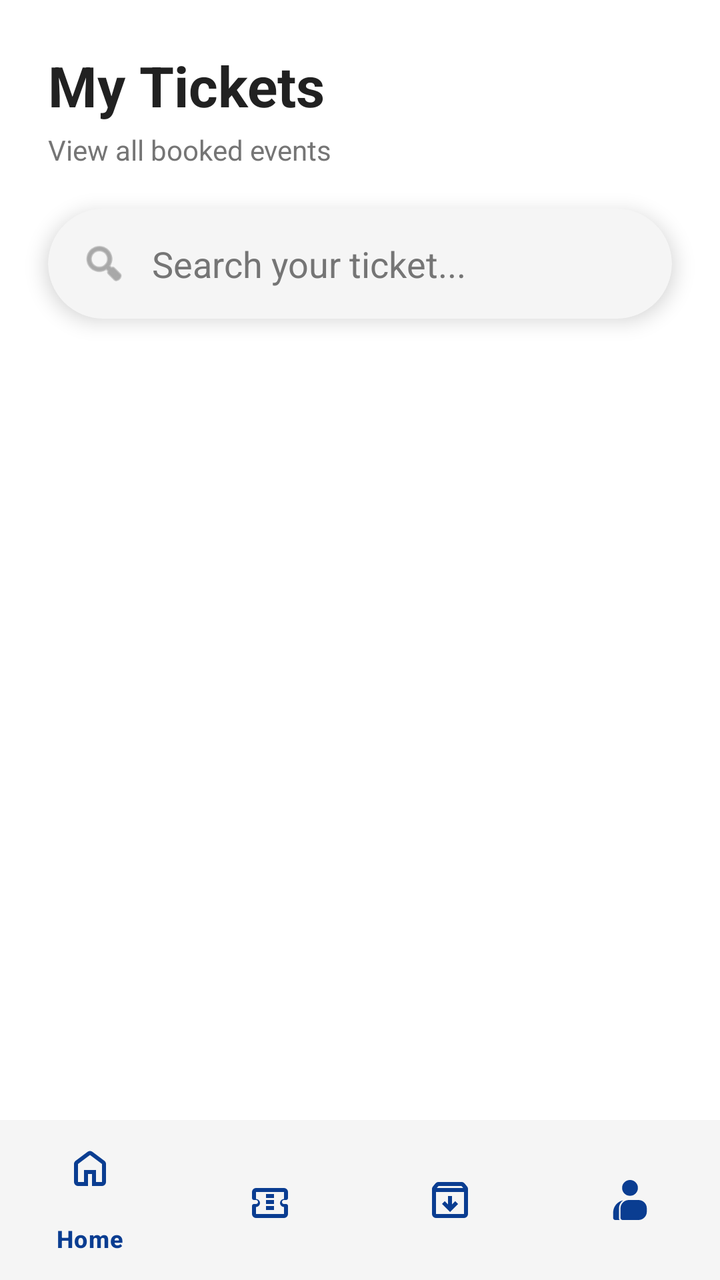
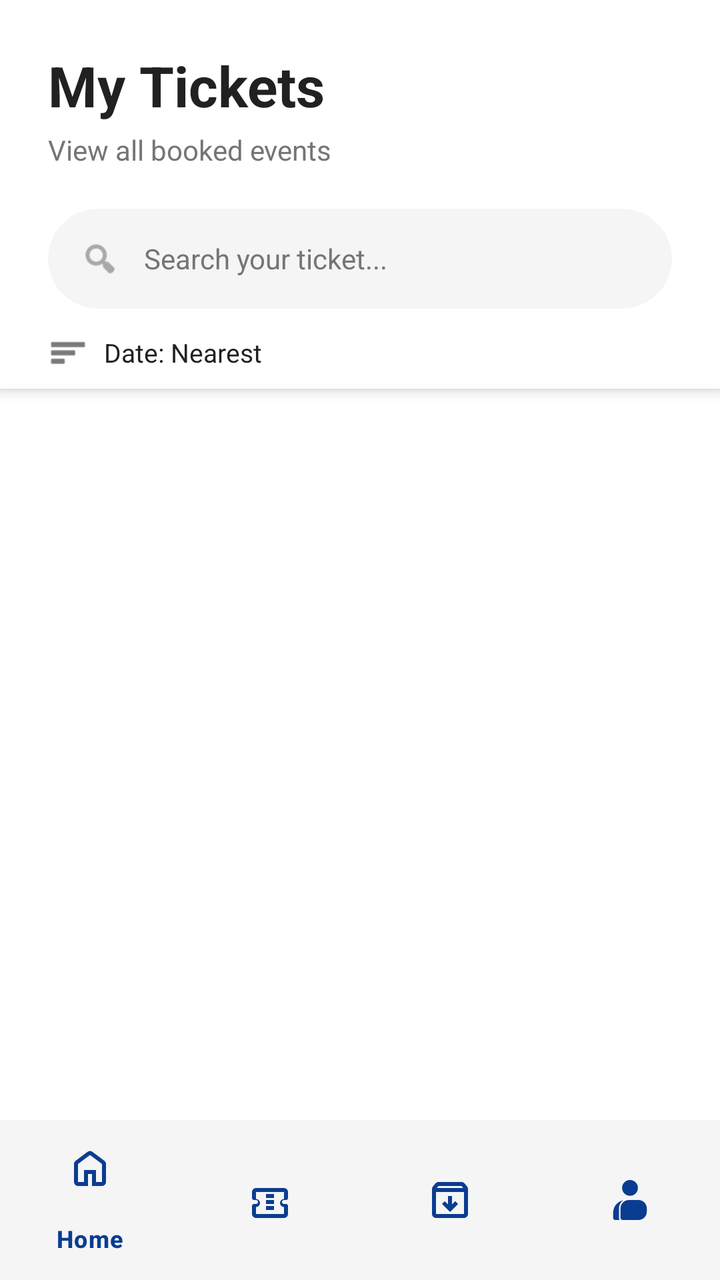

Compare the two renders of this Android layout. The source of the first and the diff that turns it into the second are given below.
<!-- AndroidManifest.xml: application theme Theme.CampusConnectProject -->
<!-- res/layout/activity_manage_ticket.xml -->
<?xml version="1.0" encoding="utf-8"?>
<androidx.constraintlayout.widget.ConstraintLayout
    xmlns:android="http://schemas.android.com/apk/res/android"
    xmlns:app="http://schemas.android.com/apk/res-auto"
    xmlns:tools="http://schemas.android.com/tools"
    android:layout_width="match_parent"
    android:layout_height="match_parent"
    android:background="@color/bg_utama"
    tools:context=".ui.mahasiswa.ManageTicketActivity">

    
    <TextView
        android:id="@+id/tvTitle"
        android:layout_width="wrap_content"
        android:layout_height="wrap_content"
        android:text="My Tickets"
        android:textColor="@color/teks_utama"
        android:textStyle="bold"
        android:textSize="28sp"
        android:layout_marginStart="24dp"
        android:layout_marginTop="24dp"
        app:layout_constraintTop_toTopOf="parent"
        app:layout_constraintStart_toStartOf="parent"/>

    <TextView
        android:id="@+id/tvSubtitle"
        android:layout_width="wrap_content"
        android:layout_height="wrap_content"
        android:text="View all booked events"
        android:textColor="@color/teks_sekunder"
        android:textSize="14sp"
        android:layout_marginTop="4dp"
        android:layout_marginStart="24dp"
        app:layout_constraintTop_toBottomOf="@id/tvTitle"
        app:layout_constraintStart_toStartOf="parent"/>

    
    <androidx.cardview.widget.CardView
        android:id="@+id/cvSearchBar"
        android:layout_width="0dp"
        android:layout_height="55dp"
        android:layout_marginHorizontal="24dp"
        android:layout_marginTop="20dp"
        app:cardCornerRadius="28dp"
        app:cardBackgroundColor="@color/bg_input"
        app:cardElevation="6dp"
        app:layout_constraintTop_toBottomOf="@id/tvSubtitle"
        app:layout_constraintStart_toStartOf="parent"
        app:layout_constraintEnd_toEndOf="parent">

        <LinearLayout
            android:layout_width="match_parent"
            android:layout_height="match_parent"
            android:gravity="center_vertical"
            android:orientation="horizontal"
            android:paddingHorizontal="16dp">

            <ImageView
                android:layout_width="24dp"
                android:layout_height="24dp"
                android:src="@android:drawable/ic_menu_search"
                app:tint="@color/teks_sekunder"/>

            <EditText
                android:id="@+id/etSearchTicket"
                android:layout_width="match_parent"
                android:layout_height="match_parent"
                android:background="@null"
                android:hint="Search your ticket..."
                android:textColor="@color/teks_utama"
                android:textColorHint="@color/teks_sekunder"
                android:paddingStart="12dp"/>
        </LinearLayout>

    </androidx.cardview.widget.CardView>

    
    <androidx.recyclerview.widget.RecyclerView
        android:id="@+id/rvTickets"
        android:layout_width="0dp"
        android:layout_height="0dp"
        android:paddingHorizontal="16dp"
        android:paddingTop="16dp"
        android:clipToPadding="false"
        app:layout_constraintTop_toBottomOf="@id/cvSearchBar"
        app:layout_constraintBottom_toTopOf="@id/bottomNavigation"
        app:layout_constraintStart_toStartOf="parent"
        app:layout_constraintEnd_toEndOf="parent"/>

    
    <LinearLayout
        android:id="@+id/layoutEmpty"
        android:layout_width="wrap_content"
        android:layout_height="wrap_content"
        android:orientation="vertical"
        android:gravity="center"
        android:visibility="gone"
        app:layout_constraintTop_toTopOf="@id/rvTickets"
        app:layout_constraintBottom_toBottomOf="@id/rvTickets"
        app:layout_constraintStart_toStartOf="parent"
        app:layout_constraintEnd_toEndOf="parent">

        <ImageView
            android:layout_width="80dp"
            android:layout_height="80dp"
            android:src="@android:drawable/ic_menu_agenda"
            app:tint="@color/warna_primer"/>

        <TextView
            android:layout_width="wrap_content"
            android:layout_height="wrap_content"
            android:text="No tickets yet"
            android:textColor="@color/teks_utama"
            android:textSize="18sp"
            android:textStyle="bold"
            android:layout_marginTop="12dp"/>

        <TextView
            android:layout_width="wrap_content"
            android:layout_height="wrap_content"
            android:text="Tickets you purchase will appear here"
            android:textColor="@color/teks_sekunder"
            android:textSize="14sp"
            android:layout_marginTop="4dp"/>

    </LinearLayout>

    
    <com.google.android.material.bottomnavigation.BottomNavigationView
        android:id="@+id/bottomNavigation"
        android:layout_width="0dp"
        android:layout_height="wrap_content"
        android:background="@color/bg_input"
        app:itemIconTint="@color/warna_primer"
        app:itemTextColor="@color/warna_primer"
        app:menu="@menu/bottom_nav_menu"
        app:layout_constraintBottom_toBottomOf="parent"
        app:layout_constraintStart_toStartOf="parent"
        app:layout_constraintEnd_toEndOf="parent"/>

</androidx.constraintlayout.widget.ConstraintLayout>
<!-- resources referenced by this layout -->
<resources>
  <color name="bg_input">#F5F5F5</color>
  <color name="bg_utama">#FFFFFF</color>
  <color name="teks_sekunder">#757575</color>
  <color name="teks_utama">#212121</color>
  <color name="warna_primer">#0A3D91</color>
  <style name="Theme.CampusConnectProject" parent="Base.Theme.CampusConnectProject" />
  <style name="Base.Theme.CampusConnectProject" parent="Theme.Material3.DayNight.NoActionBar">
          <item name="android:forceDarkAllowed" tools:targetApi="q">false</item>
      </style>
</resources>

<!-- the commit's change to res/layout/activity_manage_ticket.xml (unified diff, before → after) -->
@@ -9,83 +9,119 @@
     tools:context=".ui.mahasiswa.ManageTicketActivity">
 
     
-    <TextView
-        android:id="@+id/tvTitle"
-        android:layout_width="wrap_content"
+    <LinearLayout
+        android:id="@+id/llHeader"
+        android:layout_width="match_parent"
         android:layout_height="wrap_content"
-        android:text="My Tickets"
-        android:textColor="@color/teks_utama"
-        android:textStyle="bold"
-        android:textSize="28sp"
-        android:layout_marginStart="24dp"
-        android:layout_marginTop="24dp"
-        app:layout_constraintTop_toTopOf="parent"
-        app:layout_constraintStart_toStartOf="parent"/>
+        android:orientation="vertical"
+        android:background="@color/bg_utama"
+        android:elevation="4dp"
+        app:layout_constraintTop_toTopOf="parent">
 
-    <TextView
-        android:id="@+id/tvSubtitle"
-        android:layout_width="wrap_content"
-        android:layout_height="wrap_content"
-        android:text="View all booked events"
-        android:textColor="@color/teks_sekunder"
-        android:textSize="14sp"
-        android:layout_marginTop="4dp"
-        android:layout_marginStart="24dp"
-        app:layout_constraintTop_toBottomOf="@id/tvTitle"
-        app:layout_constraintStart_toStartOf="parent"/>
+        <TextView
+            android:id="@+id/tvTitle"
+            android:layout_width="wrap_content"
+            android:layout_height="wrap_content"
+            android:text="My Tickets"
+            android:textColor="@color/teks_utama"
+            android:textStyle="bold"
+            android:textSize="28sp"
+            android:layout_marginStart="24dp"
+            android:layout_marginTop="24dp" />
 
-    
-    <androidx.cardview.widget.CardView
-        android:id="@+id/cvSearchBar"
-        android:layout_width="0dp"
-        android:layout_height="55dp"
-        android:layout_marginHorizontal="24dp"
-        android:layout_marginTop="20dp"
-        app:cardCornerRadius="28dp"
-        app:cardBackgroundColor="@color/bg_input"
-        app:cardElevation="6dp"
-        app:layout_constraintTop_toBottomOf="@id/tvSubtitle"
-        app:layout_constraintStart_toStartOf="parent"
-        app:layout_constraintEnd_toEndOf="parent">
+        <TextView
+            android:id="@+id/tvSubtitle"
+            android:layout_width="wrap_content"
+            android:layout_height="wrap_content"
+            android:text="View all booked events"
+            android:textColor="@color/teks_sekunder"
+            android:textSize="14sp"
+            android:layout_marginTop="4dp"
+            android:layout_marginStart="24dp" />
 
-        <LinearLayout
+        
+        <androidx.cardview.widget.CardView
+            android:id="@+id/cvSearchBar"
             android:layout_width="match_parent"
-            android:layout_height="match_parent"
-            android:gravity="center_vertical"
-            android:orientation="horizontal"
-            android:paddingHorizontal="16dp">
+            android:layout_height="50dp"
+            android:layout_marginHorizontal="24dp"
+            android:layout_marginTop="20dp"
+            android:layout_marginBottom="12dp"
+            app:cardCornerRadius="25dp"
+            app:cardBackgroundColor="@color/bg_input"
+            app:cardElevation="0dp">
 
-            <ImageView
-                android:layout_width="24dp"
-                android:layout_height="24dp"
-                android:src="@android:drawable/ic_menu_search"
-                app:tint="@color/teks_sekunder"/>
-
-            <EditText
-                android:id="@+id/etSearchTicket"
+            <LinearLayout
                 android:layout_width="match_parent"
                 android:layout_height="match_parent"
-                android:background="@null"
-                android:hint="Search your ticket..."
-                android:textColor="@color/teks_utama"
-                android:textColorHint="@color/teks_sekunder"
-                android:paddingStart="12dp"/>
-        </LinearLayout>
+                android:gravity="center_vertical"
+                android:orientation="horizontal"
+                android:paddingHorizontal="16dp">
 
-    </androidx.cardview.widget.CardView>
+                <ImageView
+                    android:layout_width="20dp"
+                    android:layout_height="20dp"
+                    android:src="@android:drawable/ic_menu_search"
+                    app:tint="@color/teks_sekunder"/>
+
+                <EditText
+                    android:id="@+id/etSearchTicket"
+                    android:layout_width="match_parent"
+                    android:layout_height="match_parent"
+                    android:background="@null"
+                    android:hint="Search your ticket..."
+                    android:textColor="@color/teks_utama"
+                    android:textColorHint="@color/teks_sekunder"
+                    android:textSize="14sp"
+                    android:paddingStart="12dp"
+                    android:maxLines="1"
+                    android:inputType="text"/>
+            </LinearLayout>
+        </androidx.cardview.widget.CardView>
+
+        
+        <RelativeLayout
+            android:layout_width="match_parent"
+            android:layout_height="wrap_content"
+            android:paddingHorizontal="24dp"
+            android:paddingBottom="8dp">
+
+            <LinearLayout
+                android:id="@+id/btnSortTicket"
+                android:layout_width="wrap_content"
+                android:layout_height="wrap_content"
+                android:gravity="center_vertical"
+                android:orientation="horizontal">
+
+                <ImageView
+                    android:id="@+id/ivSortIcon"
+                    android:layout_width="20dp"
+                    android:layout_height="20dp"
+                    android:src="@android:drawable/ic_menu_sort_by_size"
+                    app:tint="@color/teks_utama" />
+
+                <TextView
+                    android:id="@+id/tvSortLabel"
+                    android:layout_width="wrap_content"
+                    android:layout_height="wrap_content"
+                    android:layout_marginStart="8dp"
+                    android:text="Date: Nearest"
+                    android:textColor="@color/teks_utama"
+                    android:textSize="13sp" />
+            </LinearLayout>
+        </RelativeLayout>
+    </LinearLayout>
 
     
     <androidx.recyclerview.widget.RecyclerView
         android:id="@+id/rvTickets"
-        android:layout_width="0dp"
+        android:layout_width="match_parent"
         android:layout_height="0dp"
-        android:paddingHorizontal="16dp"
-        android:paddingTop="16dp"
         android:clipToPadding="false"
-        app:layout_constraintTop_toBottomOf="@id/cvSearchBar"
-        app:layout_constraintBottom_toTopOf="@id/bottomNavigation"
-        app:layout_constraintStart_toStartOf="parent"
-        app:layout_constraintEnd_toEndOf="parent"/>
+        android:paddingTop="8dp"
+        android:paddingBottom="80dp"
+        app:layout_constraintTop_toBottomOf="@id/llHeader"
+        app:layout_constraintBottom_toBottomOf="parent" />
 
     
     <LinearLayout
@@ -95,8 +131,8 @@
         android:orientation="vertical"
         android:gravity="center"
         android:visibility="gone"
-        app:layout_constraintTop_toTopOf="@id/rvTickets"
-        app:layout_constraintBottom_toBottomOf="@id/rvTickets"
+        app:layout_constraintTop_toBottomOf="@id/llHeader"
+        app:layout_constraintBottom_toTopOf="@id/bottomNavigation"
         app:layout_constraintStart_toStartOf="parent"
         app:layout_constraintEnd_toEndOf="parent">
 
@@ -107,6 +143,7 @@
             app:tint="@color/warna_primer"/>
 
         <TextView
+            android:id="@+id/tvEmptyText"
             android:layout_width="wrap_content"
             android:layout_height="wrap_content"
             android:text="No tickets yet"
@@ -118,24 +155,21 @@
         <TextView
             android:layout_width="wrap_content"
             android:layout_height="wrap_content"
-            android:text="Tickets you purchase will appear here"
+            android:text="Try another search or browse events"
             android:textColor="@color/teks_sekunder"
             android:textSize="14sp"
             android:layout_marginTop="4dp"/>
-
     </LinearLayout>
 
     
     <com.google.android.material.bottomnavigation.BottomNavigationView
         android:id="@+id/bottomNavigation"
-        android:layout_width="0dp"
+        android:layout_width="match_parent"
         android:layout_height="wrap_content"
         android:background="@color/bg_input"
         app:itemIconTint="@color/warna_primer"
         app:itemTextColor="@color/warna_primer"
         app:menu="@menu/bottom_nav_menu"
-        app:layout_constraintBottom_toBottomOf="parent"
-        app:layout_constraintStart_toStartOf="parent"
-        app:layout_constraintEnd_toEndOf="parent"/>
+        app:layout_constraintBottom_toBottomOf="parent" />
 
 </androidx.constraintlayout.widget.ConstraintLayout>
